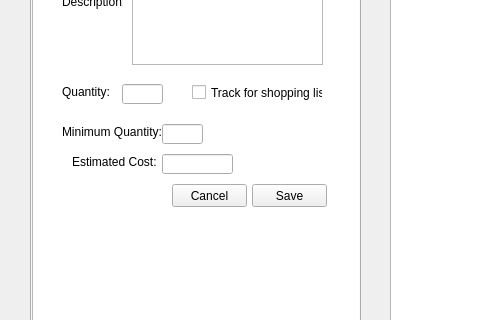
First picture: the form in StuffFinder/StuffFinder/stufffinder.ui, repository toddn1704/code-musketeers, before the edit; both pictures show x 0 to 480 and y 248 to 568 of the 1206 by 751 pixel window.
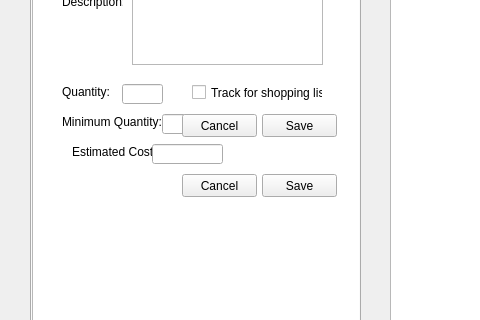
Second picture: the form after the edit. The open tabs and pages were chosen to show the change.

Commit message: testing connecting buttons to functions....

What changed in the file:
```diff
--- a/StuffFinder/StuffFinder/stufffinder.ui
+++ b/StuffFinder/StuffFinder/stufffinder.ui
@@ -193,7 +193,7 @@
       <property name="geometry">
        <rect>
         <x>30</x>
-        <y>240</y>
+        <y>230</y>
         <width>101</width>
         <height>16</height>
        </rect>
@@ -209,7 +209,7 @@
       <property name="geometry">
        <rect>
         <x>130</x>
-        <y>240</y>
+        <y>230</y>
         <width>41</width>
         <height>20</height>
        </rect>
@@ -219,7 +219,7 @@
       <property name="geometry">
        <rect>
         <x>40</x>
-        <y>270</y>
+        <y>260</y>
         <width>91</width>
         <height>16</height>
        </rect>
@@ -231,8 +231,8 @@
      <widget class="QLineEdit" name="itemCost">
       <property name="geometry">
        <rect>
-        <x>130</x>
-        <y>270</y>
+        <x>120</x>
+        <y>260</y>
         <width>71</width>
         <height>20</height>
        </rect>
@@ -241,8 +241,8 @@
      <widget class="QPushButton" name="addCancel">
       <property name="geometry">
        <rect>
-        <x>140</x>
-        <y>300</y>
+        <x>150</x>
+        <y>230</y>
         <width>75</width>
         <height>23</height>
        </rect>
@@ -254,8 +254,34 @@
      <widget class="QPushButton" name="addSave">
       <property name="geometry">
        <rect>
-        <x>220</x>
-        <y>300</y>
+        <x>230</x>
+        <y>230</y>
+        <width>75</width>
+        <height>23</height>
+       </rect>
+      </property>
+      <property name="text">
+       <string>Save</string>
+      </property>
+     </widget>
+     <widget class="QPushButton" name="addCancel2">
+      <property name="geometry">
+       <rect>
+        <x>150</x>
+        <y>290</y>
+        <width>75</width>
+        <height>23</height>
+       </rect>
+      </property>
+      <property name="text">
+       <string>Cancel</string>
+      </property>
+     </widget>
+     <widget class="QPushButton" name="addSave2">
+      <property name="geometry">
+       <rect>
+        <x>230</x>
+        <y>290</y>
         <width>75</width>
         <height>23</height>
        </rect>
```
Left out of the diff: 86 changed lines with no effect on the pictures. The commit also changes 2 other files.
